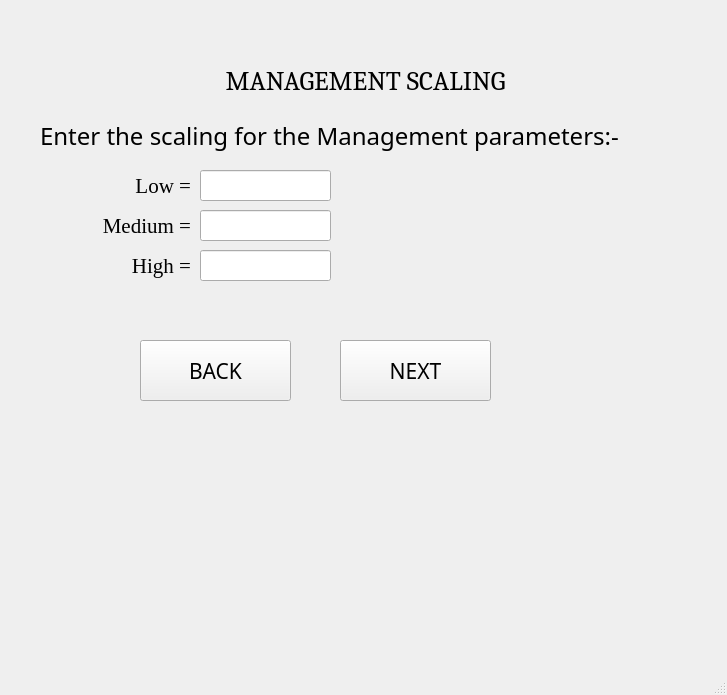
Above: ui_files/management_scaling_screen.ui from yorozuya-2003/institutional_benchmarking_model before the change. Below: the same form after it.
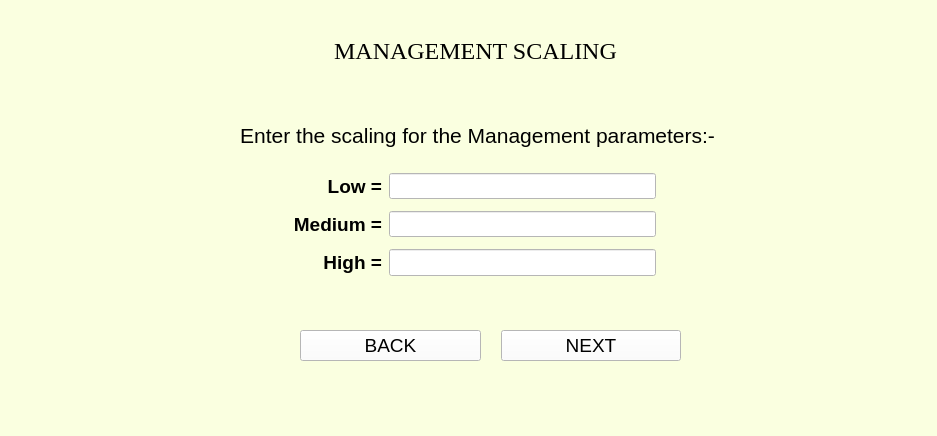
That is the form after the change.

What changed in the file:
```diff
--- a/ui_files/management_scaling_screen.ui
+++ b/ui_files/management_scaling_screen.ui
@@ -6,27 +6,30 @@
    <rect>
     <x>0</x>
     <y>0</y>
-    <width>727</width>
-    <height>695</height>
+    <width>937</width>
+    <height>436</height>
    </rect>
   </property>
   <property name="windowTitle">
    <string>MainWindow</string>
   </property>
+  <property name="styleSheet">
+   <string notr="true">background-color:rgb(250, 255, 224)</string>
+  </property>
   <widget class="QWidget" name="centralwidget">
    <widget class="QLabel" name="label_10">
     <property name="geometry">
      <rect>
-      <x>140</x>
-      <y>60</y>
-      <width>451</width>
+      <x>0</x>
+      <y>30</y>
+      <width>951</width>
       <height>41</height>
      </rect>
     </property>
     <property name="font">
      <font>
-      <family>Cambria</family>
-      <pointsize>20</pointsize>
+      <family>Times New Roman</family>
+      <pointsize>18</pointsize>
      </font>
     </property>
     <property name="text">
@@ -39,38 +42,108 @@
    <widget class="QLabel" name="label">
     <property name="geometry">
      <rect>
-      <x>40</x>
+      <x>0</x>
       <y>110</y>
-      <width>601</width>
+      <width>961</width>
       <height>51</height>
      </rect>
     </property>
     <property name="font">
      <font>
-      <family>Corbel</family>
-      <pointsize>18</pointsize>
+      <family>Arial</family>
+      <pointsize>16</pointsize>
      </font>
     </property>
+    <property name="layoutDirection">
+     <enum>Qt::LeftToRight</enum>
+    </property>
     <property name="text">
      <string>Enter the scaling for the Management parameters:- </string>
     </property>
     <property name="alignment">
-     <set>Qt::AlignLeading|Qt::AlignLeft|Qt::AlignVCenter</set>
+     <set>Qt::AlignCenter</set>
     </property>
    </widget>
+   <widget class="QWidget" name="">
+    <property name="geometry">
+     <rect>
+      <x>290</x>
+      <y>170</y>
+      <width>371</width>
+      <height>111</height>
+     </rect>
+    </property>
+    <property name="font">
+     <font>
+      <family>Arial</family>
+      <pointsize>14</pointsize>
+      <weight>50</weight>
+      <bold>false</bold>
+     </font>
+    </property>
+    <layout class="QFormLayout" name="formLayout">
+     <property name="labelAlignment">
+      <set>Qt::AlignRight|Qt::AlignTrailing|Qt::AlignVCenter</set>
+     </property>
+     <property name="horizontalSpacing">
+      <number>7</number>
+     </property>
+     <property name="verticalSpacing">
+      <number>12</number>
+     </property>
+     <property name="leftMargin">
+      <number>3</number>
+     </property>
+     <property name="topMargin">
+      <number>3</number>
+     </property>
+     <property name="rightMargin">
+      <number>5</number>
+     </property>
+     <property name="bottomMargin">
+      <number>5</number>
+     </property>
+     <item row="0" column="0">
+      <widget class="QLabel" name="label_3">
+       <property name="font">
+        <font>
+         <family>Arial</family>
+         <pointsize>14</pointsize>
+         <weight>75</weight>
+         <bold>true</bold>
+        </font>
+       </property>
+       <property name="text">
+        <string>Low =</string>
+       </property>
+       <property name="alignment">
+        <set>Qt::AlignRight|Qt::AlignTrailing|Qt::AlignVCenter</set>
+       </property>
+      </widget>
+     </item>
+     <item row="0" column="1">
+      <widget class="QLineEdit" name="managementLow">
+       <property name="font">
+        <font>
+         <family>Arial</family>
+         <pointsize>12</pointsize>
+         <weight>50</weight>
+         <bold>false</bold>
+        </font>
+       </property>
+       <property name="styleSheet">
+        <string notr="true">background-color:rgb(255, 255, 255)</string>
+       </property>
+      </widget>
+     </item>
+     <item row="1" column="0">
    <widget class="QLabel" name="label_2">
-    <property name="geometry">
-     <rect>
-      <x>40</x>
-      <y>210</y>
-      <width>151</width>
-      <height>31</height>
-     </rect>
-    </property>
     <property name="font">
      <font>
-      <family>Georgia</family>
-      <pointsize>16</pointsize>
+         <family>Arial</family>
+         <pointsize>14</pointsize>
+         <weight>75</weight>
+         <bold>true</bold>
      </font>
     </property>
     <property name="text">
@@ -80,54 +153,30 @@
      <set>Qt::AlignRight|Qt::AlignTrailing|Qt::AlignVCenter</set>
     </property>
    </widget>
+     </item>
+     <item row="1" column="1">
    <widget class="QLineEdit" name="managementMedium">
-    <property name="geometry">
-     <rect>
-      <x>200</x>
-      <y>210</y>
-      <width>131</width>
-      <height>31</height>
-     </rect>
-    </property>
     <property name="font">
      <font>
-      <family>Times New Roman</family>
+         <family>Arial</family>
       <pointsize>12</pointsize>
-     </font>
-    </property>
-   </widget>
-   <widget class="QPushButton" name="nextButton">
-    <property name="geometry">
-     <rect>
-      <x>340</x>
-      <y>340</y>
-      <width>151</width>
-      <height>61</height>
-     </rect>
-    </property>
-    <property name="font">
-     <font>
-      <family>Corbel Light</family>
-      <pointsize>16</pointsize>
-     </font>
-    </property>
-    <property name="text">
-     <string>NEXT</string>
-    </property>
-   </widget>
+         <weight>50</weight>
+         <bold>false</bold>
+        </font>
+       </property>
+       <property name="styleSheet">
+        <string notr="true">background-color:rgb(255, 255, 255)</string>
+       </property>
+      </widget>
+     </item>
+     <item row="2" column="0">
    <widget class="QLabel" name="label_4">
-    <property name="geometry">
-     <rect>
-      <x>40</x>
-      <y>250</y>
-      <width>151</width>
-      <height>31</height>
-     </rect>
-    </property>
     <property name="font">
      <font>
-      <family>Georgia</family>
-      <pointsize>16</pointsize>
+         <family>Arial</family>
+         <pointsize>14</pointsize>
+         <weight>75</weight>
+         <bold>true</bold>
      </font>
     </property>
     <property name="text">
@@ -137,79 +186,77 @@
      <set>Qt::AlignRight|Qt::AlignTrailing|Qt::AlignVCenter</set>
     </property>
    </widget>
+     </item>
+     <item row="2" column="1">
    <widget class="QLineEdit" name="managementHigh">
-    <property name="geometry">
-     <rect>
-      <x>200</x>
-      <y>250</y>
-      <width>131</width>
-      <height>31</height>
-     </rect>
-    </property>
     <property name="font">
      <font>
-      <family>Times New Roman</family>
+         <family>Arial</family>
       <pointsize>12</pointsize>
-     </font>
-    </property>
-   </widget>
-   <widget class="QLabel" name="label_3">
-    <property name="geometry">
-     <rect>
-      <x>40</x>
-      <y>170</y>
-      <width>151</width>
-      <height>31</height>
-     </rect>
-    </property>
-    <property name="font">
-     <font>
-      <family>Georgia</family>
-      <pointsize>16</pointsize>
-     </font>
-    </property>
-    <property name="text">
-     <string>Low =</string>
-    </property>
-    <property name="alignment">
-     <set>Qt::AlignRight|Qt::AlignTrailing|Qt::AlignVCenter</set>
-    </property>
-   </widget>
-   <widget class="QLineEdit" name="managementLow">
+         <weight>50</weight>
+         <bold>false</bold>
+        </font>
+       </property>
+       <property name="styleSheet">
+        <string notr="true">background-color:rgb(255, 255, 255)</string>
+       </property>
+      </widget>
+     </item>
+    </layout>
+   </widget>
+   <widget class="QWidget" name="">
     <property name="geometry">
      <rect>
-      <x>200</x>
-      <y>170</y>
-      <width>131</width>
-      <height>31</height>
+      <x>300</x>
+      <y>310</y>
+      <width>381</width>
+      <height>71</height>
      </rect>
     </property>
     <property name="font">
      <font>
-      <family>Times New Roman</family>
-      <pointsize>12</pointsize>
+      <family>Arial</family>
+      <pointsize>14</pointsize>
      </font>
     </property>
-   </widget>
+    <layout class="QGridLayout" name="gridLayout">
+     <property name="horizontalSpacing">
+      <number>20</number>
+     </property>
+     <item row="0" column="0">
    <widget class="QPushButton" name="backButton">
-    <property name="geometry">
-     <rect>
-      <x>140</x>
-      <y>340</y>
-      <width>151</width>
-      <height>61</height>
-     </rect>
-    </property>
     <property name="font">
      <font>
-      <family>Corbel Light</family>
-      <pointsize>16</pointsize>
-     </font>
-    </property>
+         <family>Arial</family>
+         <pointsize>14</pointsize>
+        </font>
+       </property>
+       <property name="styleSheet">
+        <string notr="true">background-color:rgb(255, 255, 255)</string>
+       </property>
     <property name="text">
      <string>BACK</string>
     </property>
    </widget>
+     </item>
+     <item row="0" column="1">
+      <widget class="QPushButton" name="nextButton">
+       <property name="font">
+        <font>
+         <family>Arial</family>
+         <pointsize>14</pointsize>
+        </font>
+       </property>
+       <property name="styleSheet">
+        <string notr="true">background-color:rgb(255, 255, 255)</string>
+       </property>
+       <property name="text">
+        <string>NEXT</string>
+       </property>
+      </widget>
+     </item>
+    </layout>
+   </widget>
   </widget>
   <widget class="QMenuBar" name="menubar">
    <property name="geometry">
```
Left out of the diff: 4 changed lines with no effect on the pictures. Lines whose indentation alone changed are shown as unchanged.
